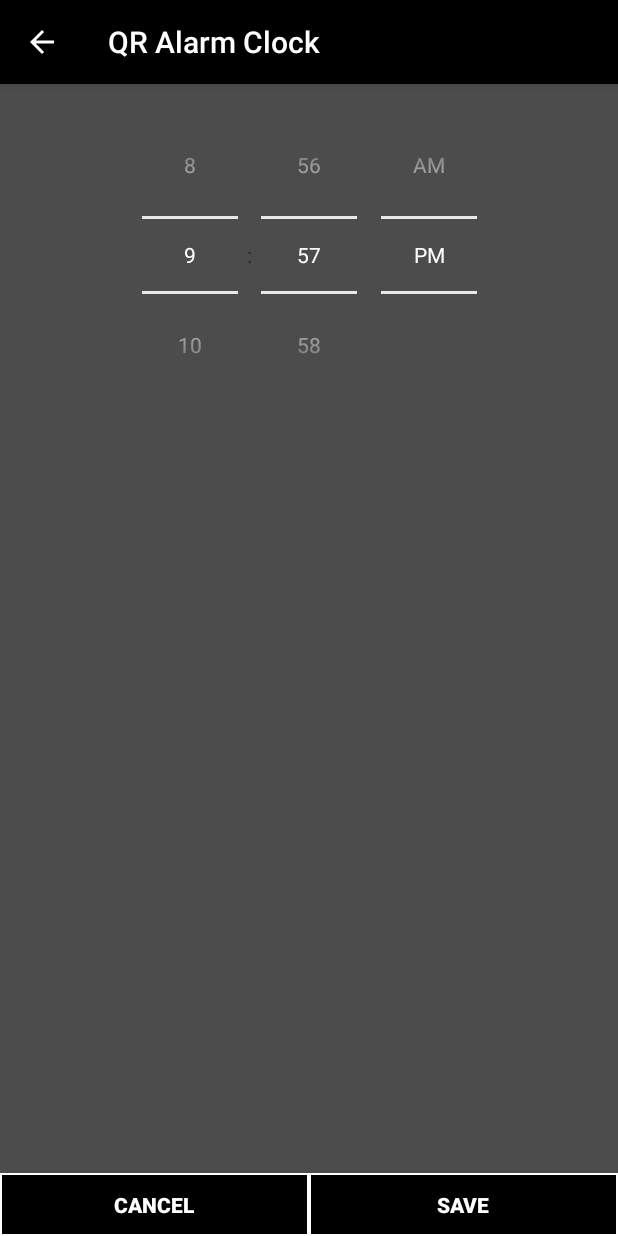
After one commit to topoftheyear/QR-Alarm-Clock, an Android app: the AlarmSettings screen opened directly, with no data from a screen before it, on a phone screen of 412 x 824 dp. The commit adds this screen. Run offline under Robolectric (Android 15) with nearby library versions, the phone set to English and light mode, and no system bars.

Commit message:
Added AlarmSettings. Clicking on alarm Card leads to AlarmSettings. The Cancel/Save buttons lead back to MainAlarms.

```diff
--- a/app/src/main/AndroidManifest.xml
+++ b/app/src/main/AndroidManifest.xml
@@ -1,6 +1,7 @@
 <?xml version="1.0" encoding="utf-8"?>
 <manifest xmlns:android="http://schemas.android.com/apk/res/android"
-          xmlns:tools="http://schemas.android.com/tools" package="crundle.qralarmclock">
+          xmlns:tools="http://schemas.android.com/tools"
+          package="crundle.qralarmclock">
 
     <application
             android:allowBackup="true"
@@ -8,8 +9,8 @@
             android:label="@string/app_name"
             android:roundIcon="@mipmap/ic_launcher_round"
             android:supportsRtl="true"
-            android:theme="@style/AppTheme" tools:ignore="GoogleAppIndexingWarning">
-
+            android:theme="@style/AppTheme"
+            tools:ignore="GoogleAppIndexingWarning">
         <activity android:name=".MainAlarms">
             <intent-filter>
                 <action android:name="android.intent.action.MAIN"/>
@@ -17,6 +18,13 @@
                 <category android:name="android.intent.category.LAUNCHER"/>
             </intent-filter>
         </activity>
+        <activity android:name=".AlarmSettings"
+                  android:parentActivityName=".MainAlarms">
+            <!-- The meta-data tag is required if you support API level 15 and lower -->
+            <meta-data
+                    android:name="android.support.PARENT_ACTIVITY"
+                    android:value=".MainAlarms"/>
+        </activity>
     </application>
 
 </manifest>
--- /dev/null
+++ b/app/src/main/java/crundle/qralarmclock/AlarmSettings.java
@@ -0,0 +1,33 @@
+package crundle.qralarmclock;
+
+import android.content.Intent;
+import android.support.v7.app.AppCompatActivity;
+import android.os.Bundle;
+import android.view.View;
+
+public class AlarmSettings extends AppCompatActivity {
+
+    @Override
+    protected void onCreate(Bundle savedInstanceState) {
+        super.onCreate(savedInstanceState);
+        setContentView(R.layout.activity_alarm_settings);
+    }
+
+    /* Cancel changes
+    *   - Go back to MainAlarms*/
+    public void cancel(View view) {
+        Intent intent;
+        intent = new Intent(this, MainAlarms.class);
+        startActivity(intent);
+    }
+
+    /* Save changes
+     *   - Update alarm's settings, go back to MainAlarms*/
+    public void save(View view) {
+        // DO SAVE STUFF
+
+        Intent intent;
+        intent = new Intent(this, MainAlarms.class);
+        startActivity(intent);
+    }
+}
--- a/app/src/main/java/crundle/qralarmclock/MainAlarms.java
+++ b/app/src/main/java/crundle/qralarmclock/MainAlarms.java
@@ -1,6 +1,9 @@
 package crundle.qralarmclock;
+import android.content.Intent;
 import android.os.Bundle;
 import android.support.v7.app.AppCompatActivity;
+import android.view.View;
+import android.widget.EditText;
 
 public class MainAlarms extends AppCompatActivity {
 
@@ -9,4 +12,10 @@ public class MainAlarms extends AppCompatActivity {
         super.onCreate(savedInstanceState);
         setContentView(R.layout.activity_main_alarms);
     }
+
+    public void openSettings(View view) {
+        Intent intent;
+        intent = new Intent(this, AlarmSettings.class);
+        startActivity(intent);
+    }
 }
--- /dev/null
+++ b/app/src/main/res/drawable/button_border.xml
@@ -0,0 +1,8 @@
+<?xml version="1.0" encoding="utf-8"?>
+<shape xmlns:android="http://schemas.android.com/apk/res/android"
+       android:shape="rectangle">
+    <gradient android:startColor="#000000"
+              android:endColor="#000000"
+              android:angle="0" />
+    <stroke android:width="2px" android:color="#ffffff" />
+</shape>
--- /dev/null
+++ b/app/src/main/res/layout/activity_alarm_settings.xml
@@ -0,0 +1,49 @@
+<?xml version="1.0" encoding="utf-8"?>
+<android.support.constraint.ConstraintLayout
+        xmlns:android="http://schemas.android.com/apk/res/android"
+        xmlns:tools="http://schemas.android.com/tools"
+        xmlns:app="http://schemas.android.com/apk/res-auto"
+        android:layout_width="match_parent"
+        android:layout_height="match_parent"
+        tools:context=".AlarmSettings">
+
+    <TimePicker
+            android:id="@+id/timePicker1"
+            android:timePickerMode="spinner"
+            android:layout_width="wrap_content"
+            android:layout_height="wrap_content"
+            app:layout_constraintEnd_toEndOf="parent"
+            app:layout_constraintStart_toStartOf="parent"
+            android:layout_marginStart="8dp"
+            android:layout_marginEnd="8dp"
+            android:layout_marginTop="8dp"
+            app:layout_constraintTop_toTopOf="parent"/>
+
+    <LinearLayout
+            android:gravity="bottom"
+            android:layout_width="match_parent"
+            android:layout_height="42dp" app:layout_constraintEnd_toEndOf="parent"
+            app:layout_constraintStart_toStartOf="parent"
+            app:layout_constraintBottom_toBottomOf="parent">
+
+        <Button
+                android:text="Cancel"
+                android:onClick="cancel"
+                android:layout_width="wrap_content"
+                android:layout_height="wrap_content"
+                android:id="@+id/btnCancel"
+                android:layout_weight="1"
+                android:background="@drawable/button_border"
+                android:textStyle="bold"/>
+        <Button
+                android:text="Save"
+                android:onClick="save"
+                android:layout_width="wrap_content"
+                android:layout_height="wrap_content"
+                android:id="@+id/btnSave"
+                android:layout_weight="1"
+                android:background="@drawable/button_border"
+                android:textStyle="bold"/>
+    </LinearLayout>
+
+</android.support.constraint.ConstraintLayout>
--- a/app/src/main/res/layout/activity_main_alarms.xml
+++ b/app/src/main/res/layout/activity_main_alarms.xml
@@ -30,6 +30,7 @@
 
             <!--Card where Alarm should go-->
             <android.support.v7.widget.CardView
+                    android:onClick="openSettings"
                     android:layout_width="0dp"
                     android:layout_height="match_parent"
                     android:layout_columnWeight="1"
```
